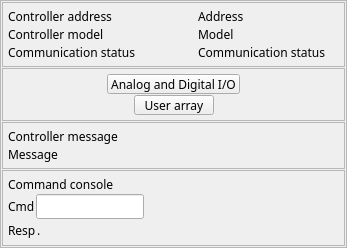
First picture: the form in 3-4/GalilSup/op/ui/galil_rio_ctrl.ui, repository motorapp/Galil, before the edit.
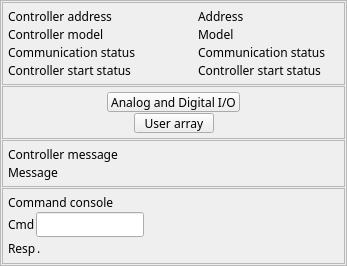
Second picture: the form after the edit. Custom widgets are drawn as their Qt base class.

Commit message: Changed default encoder stall time to .2 seconds Add stop delay for heavy loads Add controller start status PV

The edit to the form file:
```diff
--- a/3-4/GalilSup/op/ui/galil_rio_ctrl.ui
+++ b/3-4/GalilSup/op/ui/galil_rio_ctrl.ui
@@ -7,7 +7,7 @@
     <x>0</x>
     <y>0</y>
     <width>347</width>
-    <height>244</height>
+    <height>246</height>
    </rect>
   </property>
   <property name="sizePolicy">
@@ -203,6 +203,51 @@
         </item>
        </layout>
       </item>
+      <item>
+       <layout class="QHBoxLayout" name="horizontalLayout_8" stretch="4,3">
+        <item>
+         <widget class="QLabel" name="label_5">
+          <property name="sizePolicy">
+           <sizepolicy hsizetype="Preferred" vsizetype="Preferred">
+            <horstretch>0</horstretch>
+            <verstretch>0</verstretch>
+           </sizepolicy>
+          </property>
+          <property name="font">
+           <font>
+            <family>Abyssinica SIL</family>
+            <pointsize>9</pointsize>
+           </font>
+          </property>
+          <property name="text">
+           <string>Controller start status</string>
+          </property>
+         </widget>
+        </item>
+        <item>
+         <widget class="QELabel" name="qelabel_5">
+          <property name="sizePolicy">
+           <sizepolicy hsizetype="Preferred" vsizetype="Preferred">
+            <horstretch>0</horstretch>
+            <verstretch>0</verstretch>
+           </sizepolicy>
+          </property>
+          <property name="font">
+           <font>
+            <family>Abyssinica SIL</family>
+            <pointsize>9</pointsize>
+           </font>
+          </property>
+          <property name="variable" stdset="0">
+           <string>$(RIO)COMMERR_STATUS</string>
+          </property>
+          <property name="text">
+           <string>Controller start status</string>
+          </property>
+         </widget>
+        </item>
+       </layout>
+      </item>
      </layout>
     </widget>
    </item>
```
The commit also changes 15 other files.
